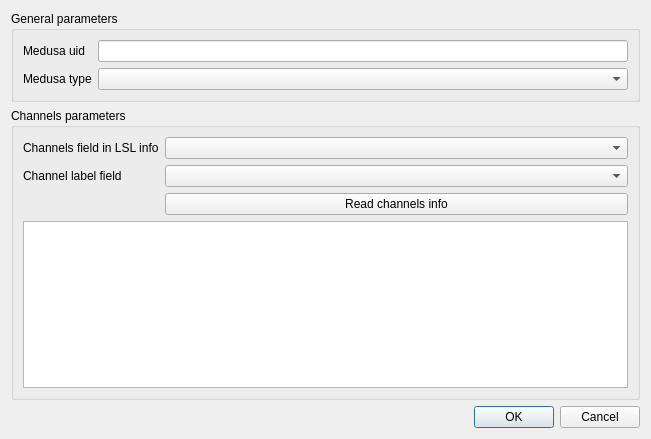
medusabci/medusa-platform, file src/gui/ui_files/lsl_config_medusa_params_dialog.ui: the form before one commit.
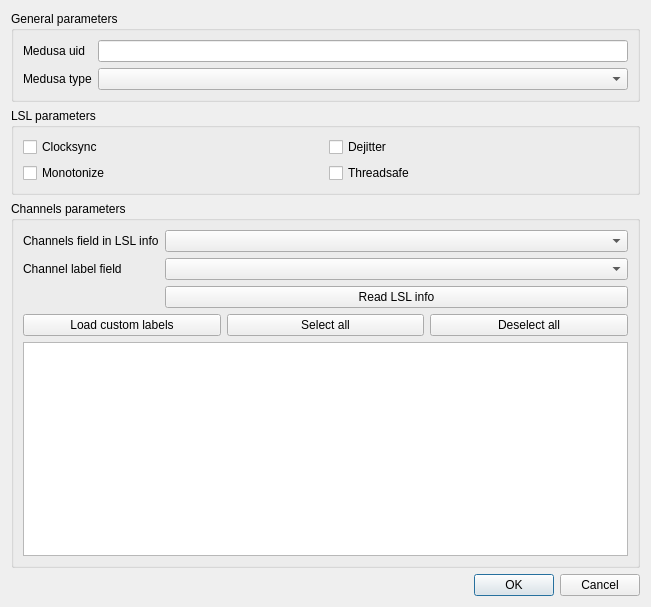
The form after the commit.

Commit message: Improvements in LSL config

What changed in the file:
```diff
--- a/src/gui/ui_files/lsl_config_medusa_params_dialog.ui
+++ b/src/gui/ui_files/lsl_config_medusa_params_dialog.ui
@@ -7,7 +7,7 @@
     <x>0</x>
     <y>0</y>
     <width>651</width>
-    <height>439</height>
+    <height>607</height>
    </rect>
   </property>
   <property name="windowTitle">
@@ -49,6 +49,51 @@
      </layout>
     </widget>
    </item>
+   <item>
+    <widget class="QGroupBox" name="groupBox_2">
+     <property name="title">
+      <string>LSL parameters</string>
+     </property>
+     <layout class="QVBoxLayout" name="verticalLayout_3">
+      <item>
+       <layout class="QHBoxLayout" name="horizontalLayout_2">
+        <item>
+         <widget class="QCheckBox" name="checkBox_lsl_clocksync">
+          <property name="text">
+           <string>Clocksync</string>
+          </property>
+         </widget>
+        </item>
+        <item>
+         <widget class="QCheckBox" name="checkBox_lsl_dejitter">
+          <property name="text">
+           <string>Dejitter</string>
+          </property>
+         </widget>
+        </item>
+       </layout>
+      </item>
+      <item>
+       <layout class="QHBoxLayout" name="horizontalLayout_3">
+        <item>
+         <widget class="QCheckBox" name="checkBox_lsl_monotonize">
+          <property name="text">
+           <string>Monotonize</string>
+          </property>
+         </widget>
+        </item>
+        <item>
+         <widget class="QCheckBox" name="checkBox_lsl_threadsafe">
+          <property name="text">
+           <string>Threadsafe</string>
+          </property>
+         </widget>
+        </item>
+       </layout>
+      </item>
+     </layout>
+    </widget>
+   </item>
    <item>
     <widget class="QGroupBox" name="groupBox_3">
      <property name="title">
@@ -86,7 +131,32 @@
         <item row="2" column="1">
          <widget class="QPushButton" name="pushButton_read_channels_info">
           <property name="text">
-           <string>Read channels info</string>
+           <string>Read LSL info</string>
+          </property>
+         </widget>
+        </item>
+       </layout>
+      </item>
+      <item>
+       <layout class="QHBoxLayout" name="horizontalLayout">
+        <item>
+         <widget class="QPushButton" name="pushButton_cha_load">
+          <property name="text">
+           <string>Load custom labels</string>
+          </property>
+         </widget>
+        </item>
+        <item>
+         <widget class="QPushButton" name="pushButton_cha_select">
+          <property name="text">
+           <string>Select all</string>
+          </property>
+         </widget>
+        </item>
+        <item>
+         <widget class="QPushButton" name="pushButton_cha_diselect">
+          <property name="text">
+           <string>Deselect all</string>
           </property>
          </widget>
         </item>
```
The commit also changes 3 other files.
